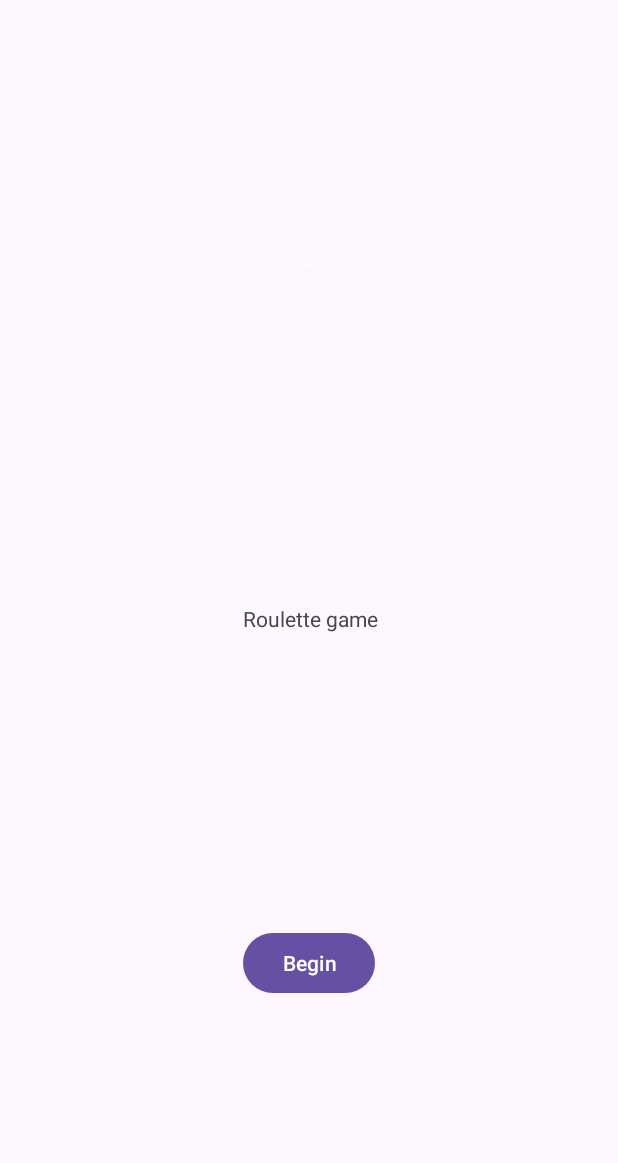
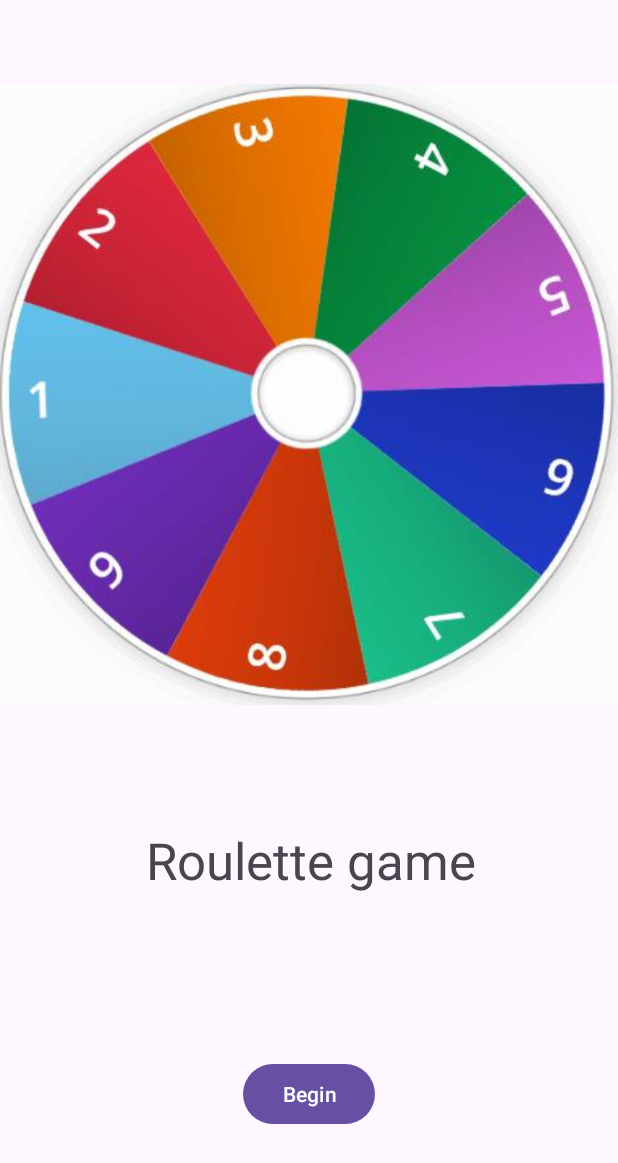
Before and after one commit to vicentenavarro13/PS-G4-RULETA, an Android app: the layout activity_title.xml on its own in the app's theme, with its tools: preview values and no code run, on a phone screen of 412 x 824 dp. Shown: the top 1163 px of the screen. Run offline under Robolectric (Android 15) with nearby library versions, the phone set to English and light mode, and no system bars.

Commit message:
He hecho visible el RecyclerView y hecha la primera Activity el Titleactivity, falta añadir que el EditText sea funcional para poner colores posibles (es como una alternativa sencilla poner en hexadecimal el color en vez de elegirlo en una ruleta) y que esos colores se pasen a la ruleta para que sean los únicos colores a elegir

```diff
--- a/app/build.gradle.kts
+++ b/app/build.gradle.kts
@@ -36,6 +36,7 @@ dependencies {
     implementation("androidx.appcompat:appcompat:1.6.1")
     implementation("com.google.android.material:material:1.8.0")
     implementation("androidx.constraintlayout:constraintlayout:2.1.4")
+    implementation("androidx.recyclerview:recyclerview:1.2.1")
     implementation("androidx.navigation:navigation-fragment:2.5.3")
     implementation("androidx.navigation:navigation-ui:2.5.3")
     testImplementation("junit:junit:4.13.2")
--- a/app/src/main/AndroidManifest.xml
+++ b/app/src/main/AndroidManifest.xml
@@ -17,6 +17,9 @@
             android:exported="false" />
         <activity
             android:name=".MainActivity"
+            android:exported="false" />
+        <activity
+            android:name=".TitleActivity"
             android:exported="true">
             <intent-filter>
                 <action android:name="android.intent.action.MAIN" />
--- a/app/src/main/java/com/example/caprichosa/MainActivity.java
+++ b/app/src/main/java/com/example/caprichosa/MainActivity.java
@@ -1,5 +1,6 @@
 package com.example.caprichosa;
 
+import android.content.Intent;
 import android.graphics.Canvas;
 import android.graphics.Color;
 import android.graphics.Paint;
@@ -95,7 +96,8 @@ public class MainActivity extends AppCompatActivity {
         if (itemId == R.id.new_game) {//newGame();
             return true;
         } else if (itemId == R.id.help) {
-            setContentView(R.layout.activity_modficacion);
+            Intent intent = new Intent(this, ModficacionActivity.class);
+            startActivity(intent);
             return true;
         }
         return super.onOptionsItemSelected(item);
--- a/app/src/main/res/layout/activity_title.xml
+++ b/app/src/main/res/layout/activity_title.xml
@@ -11,11 +11,13 @@
         android:layout_width="wrap_content"
         android:layout_height="wrap_content"
         android:text="Roulette game"
+        android:textSize="34sp"
         app:layout_constraintBottom_toBottomOf="parent"
         app:layout_constraintEnd_toEndOf="parent"
-        app:layout_constraintHorizontal_bias="0.503"
+        app:layout_constraintHorizontal_bias="0.506"
         app:layout_constraintStart_toStartOf="parent"
-        app:layout_constraintTop_toTopOf="parent" />
+        app:layout_constraintTop_toTopOf="parent"
+        app:layout_constraintVertical_bias="0.707" />
 
     <ImageView
         android:id="@+id/imageView"
@@ -24,9 +26,11 @@
         android:layout_marginBottom="41dp"
         app:layout_constraintBottom_toTopOf="@+id/textView"
         app:layout_constraintEnd_toEndOf="parent"
+        app:layout_constraintHorizontal_bias="0.0"
         app:layout_constraintStart_toStartOf="parent"
         app:layout_constraintTop_toTopOf="parent"
-        tools:srcCompat="@tools:sample/avatars" />
+        app:layout_constraintVertical_bias="0.742"
+        tools:srcCompat="@drawable/ruleta" />
 
     <Button
         android:id="@+id/button"
--- a/app/src/main/res/layout/text_row_item.xml
+++ b/app/src/main/res/layout/text_row_item.xml
@@ -10,5 +10,5 @@
         android:id="@+id/textView"
         android:layout_width="wrap_content"
         android:layout_height="wrap_content"
-        android:text="Test"/>
+        android:text="Test" />
 </FrameLayout>
--- a/build.gradle.kts
+++ b/build.gradle.kts
@@ -1,4 +1,5 @@
 // Top-level build file where you can add configuration options common to all sub-projects/modules.
 plugins {
     id("com.android.application") version "8.1.2" apply false
+
 }
```
Also changed, not shown: app/src/main/java/com/example/caprichosa/ModficacionActivity.java (+7 -1 lines), app/src/main/java/com/example/caprichosa/TitleActivity.java (+5 -2 lines), app/src/main/res/layout/activity_modficacion.xml (+15 -7 lines).
